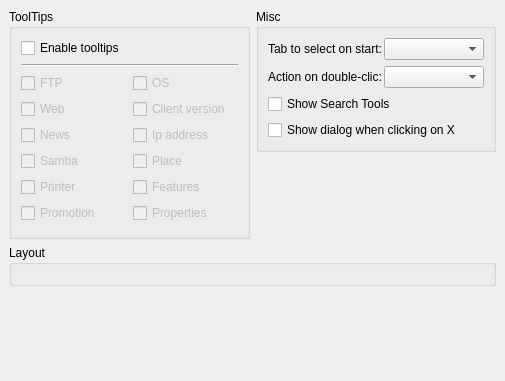
First picture: the form in modules/mainui/rzxmainuiprop.ui, repository Fruneau/qRezix, before the edit.
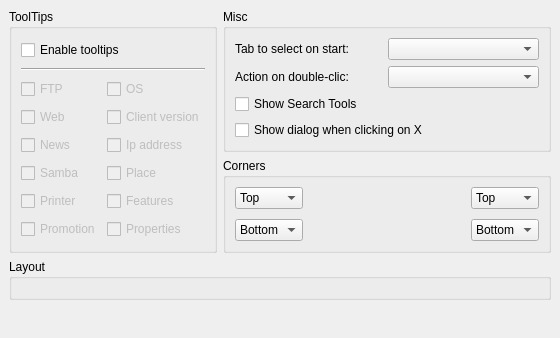
Second picture: the form after the edit. Custom widgets are drawn as their Qt base class.

The edit to the form file:
```diff
--- a/modules/mainui/rzxmainuiprop.ui
+++ b/modules/mainui/rzxmainuiprop.ui
@@ -8,8 +8,8 @@
    <rect>
     <x>0</x>
     <y>0</y>
-    <width>505</width>
-    <height>381</height>
+    <width>560</width>
+    <height>338</height>
    </rect>
   </property>
   <property name="windowTitle" >
@@ -22,36 +22,10 @@
    <property name="spacing" >
     <number>6</number>
    </property>
-   <item row="3" column="0" colspan="2" >
-    <spacer>
-     <property name="orientation" >
-      <enum>Qt::Vertical</enum>
-     </property>
-     <property name="sizeHint" >
-      <size>
-       <width>20</width>
-       <height>40</height>
-      </size>
-     </property>
-    </spacer>
-   </item>
    <item row="1" column="1" >
-    <spacer>
-     <property name="orientation" >
-      <enum>Qt::Vertical</enum>
-     </property>
-     <property name="sizeHint" >
-      <size>
-       <width>20</width>
-       <height>40</height>
-      </size>
-     </property>
-    </spacer>
-   </item>
-   <item row="2" column="0" colspan="2" >
-    <widget class="QGroupBox" name="groupRezal" >
+    <widget class="QGroupBox" name="groupBox" >
      <property name="title" >
-      <string>Layout</string>
+      <string>Corners</string>
      </property>
      <layout class="QGridLayout" >
       <property name="margin" >
@@ -60,8 +34,143 @@
       <property name="spacing" >
        <number>6</number>
       </property>
+      <item row="0" column="3" >
+       <spacer>
+        <property name="orientation" >
+         <enum>Qt::Horizontal</enum>
+        </property>
+        <property name="sizeHint" >
+         <size>
+          <width>16</width>
+          <height>20</height>
+         </size>
+        </property>
+       </spacer>
+      </item>
+      <item row="0" column="1" >
+       <spacer>
+        <property name="orientation" >
+         <enum>Qt::Horizontal</enum>
+        </property>
+        <property name="sizeHint" >
+         <size>
+          <width>16</width>
+          <height>20</height>
+         </size>
+        </property>
+       </spacer>
+      </item>
       <item row="0" column="0" >
-       <widget class="RzxRezalLoaderProp" name="rezalLoader" />
+       <layout class="QVBoxLayout" >
+        <property name="margin" >
+         <number>0</number>
+        </property>
+        <property name="spacing" >
+         <number>6</number>
+        </property>
+        <item>
+         <widget class="QComboBox" name="cbTopLeft" >
+          <item>
+           <property name="text" >
+            <string>Top</string>
+           </property>
+          </item>
+          <item>
+           <property name="text" >
+            <string>Left</string>
+           </property>
+          </item>
+         </widget>
+        </item>
+        <item>
+         <spacer>
+          <property name="orientation" >
+           <enum>Qt::Vertical</enum>
+          </property>
+          <property name="sizeHint" >
+           <size>
+            <width>20</width>
+            <height>16</height>
+           </size>
+          </property>
+         </spacer>
+        </item>
+        <item>
+         <widget class="QComboBox" name="cbBottomLeft" >
+          <item>
+           <property name="text" >
+            <string>Bottom</string>
+           </property>
+          </item>
+          <item>
+           <property name="text" >
+            <string>Left</string>
+           </property>
+          </item>
+         </widget>
+        </item>
+       </layout>
+      </item>
+      <item row="0" column="4" >
+       <layout class="QVBoxLayout" >
+        <property name="margin" >
+         <number>0</number>
+        </property>
+        <property name="spacing" >
+         <number>6</number>
+        </property>
+        <item>
+         <widget class="QComboBox" name="cbTopRight" >
+          <item>
+           <property name="text" >
+            <string>Top</string>
+           </property>
+          </item>
+          <item>
+           <property name="text" >
+            <string>Right</string>
+           </property>
+          </item>
+         </widget>
+        </item>
+        <item>
+         <spacer>
+          <property name="orientation" >
+           <enum>Qt::Vertical</enum>
+          </property>
+          <property name="sizeHint" >
+           <size>
+            <width>20</width>
+            <height>16</height>
+           </size>
+          </property>
+         </spacer>
+        </item>
+        <item>
+         <widget class="QComboBox" name="cbBottomRight" >
+          <item>
+           <property name="text" >
+            <string>Bottom</string>
+           </property>
+          </item>
+          <item>
+           <property name="text" >
+            <string>Right</string>
+           </property>
+          </item>
+         </widget>
+        </item>
+       </layout>
+      </item>
+      <item row="0" column="2" >
+       <widget class="QLabel" name="lblCorners" >
+        <property name="text" >
+         <string/>
+        </property>
+        <property name="alignment" >
+         <set>Qt::AlignCenter</set>
+        </property>
+       </widget>
       </item>
      </layout>
     </widget>
@@ -322,6 +431,37 @@
      </layout>
     </widget>
    </item>
+   <item row="2" column="0" colspan="2" >
+    <widget class="QGroupBox" name="groupRezal" >
+     <property name="title" >
+      <string>Layout</string>
+     </property>
+     <layout class="QGridLayout" >
+      <property name="margin" >
+       <number>9</number>
+      </property>
+      <property name="spacing" >
+       <number>6</number>
+      </property>
+      <item row="0" column="0" >
+       <widget class="RzxRezalLoaderProp" name="rezalLoader" />
+      </item>
+     </layout>
+    </widget>
+   </item>
+   <item row="3" column="0" colspan="2" >
+    <spacer>
+     <property name="orientation" >
+      <enum>Qt::Vertical</enum>
+     </property>
+     <property name="sizeHint" >
+      <size>
+       <width>20</width>
+       <height>40</height>
+      </size>
+     </property>
+    </spacer>
+   </item>
   </layout>
  </widget>
  <pixmapfunction></pixmapfunction>
```
